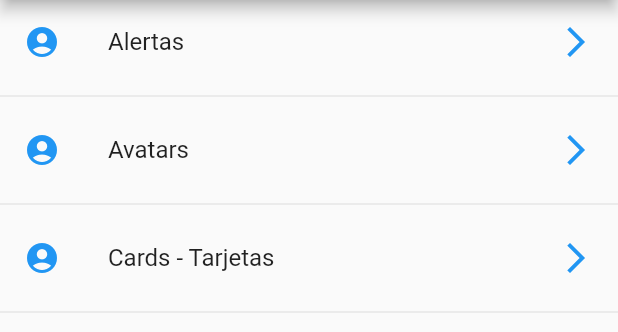
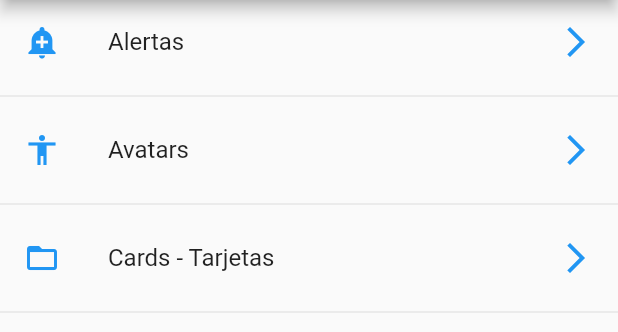
Before and after one commit to josue1dario2/App-demo, a Flutter app: the screen it shows after launch, on a phone screen of 412 x 824 dp, the part 84-416 px from its top. Run offline on Flutter 3.47's test engine with Material 2 defaults, Android fonts, the phone set to English and light mode, and no system bars.

Commit message:
create util folder

```diff
--- a/lib/src/pages/home_page.dart
+++ b/lib/src/pages/home_page.dart
@@ -1,5 +1,6 @@
 import 'package:flutter/material.dart';
 import 'package:proyect_1/src/providers/menu_provider.dart';
+import 'package:proyect_1/src/utils/icono_string_util.dart';
 
 class HomePage extends StatelessWidget{
 
@@ -37,7 +38,7 @@ class HomePage extends StatelessWidget{
 
       final widgetTemp = ListTile(
         title: Text(opt['texto']),
-        leading: Icon(Icons.account_circle, color: Colors.blue,),
+        leading: getIcon(opt['icon']),
         trailing: Icon(Icons.arrow_forward_ios, color: Colors.blue),
         onTap: (){
 
--- /dev/null
+++ b/lib/src/utils/icono_string_util.dart
@@ -0,0 +1,15 @@
+
+import 'package:flutter/material.dart';
+
+final _icons = <String,IconData> {
+
+  'add_alert': Icons.add_alert,
+  'accessibility': Icons.accessibility,
+  'folder_open': Icons.folder_open,
+
+};
+
+Icon getIcon (String nombreIcono){
+
+  return Icon( _icons[nombreIcono], color: Colors.blue);
+}
```
